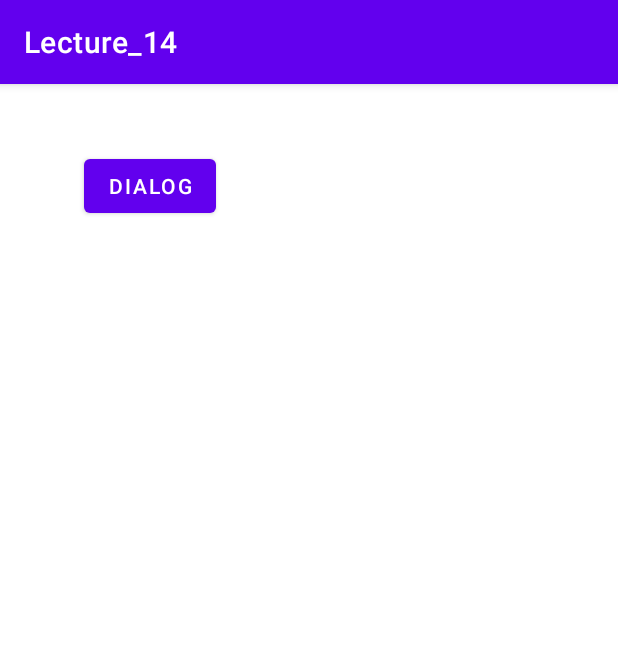
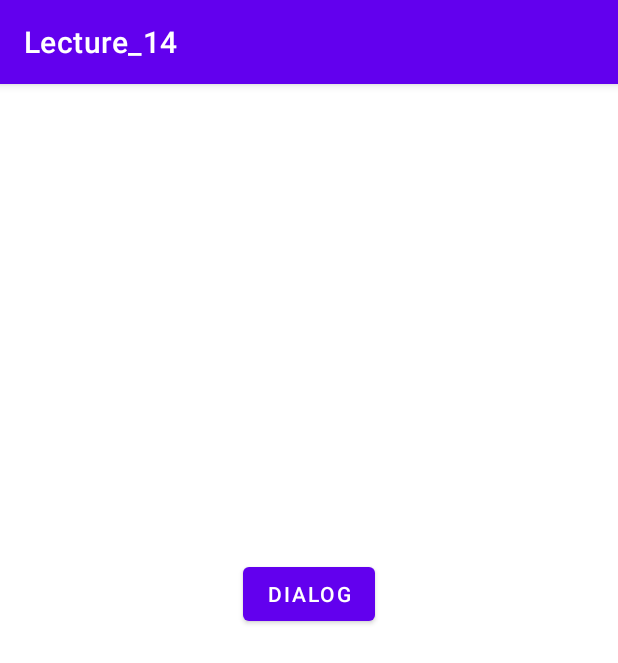
Before and after one commit to xamimran/Mobile_Computing_Progress, an Android app: the screen it shows after launch (MainActivity), on a phone screen of 412 x 824 dp. Shown: the top 663 px of the screen. Run offline under Robolectric (Android 15) with nearby library versions, the phone set to English and light mode, and no system bars.

Commit message:
Finilize The Dialog Message

```diff
--- a/Lecture14Dialog/app/src/main/res/layout/activity_main.xml
+++ b/Lecture14Dialog/app/src/main/res/layout/activity_main.xml
@@ -10,11 +10,10 @@
         android:id="@+id/btnDialog"
         android:layout_width="wrap_content"
         android:layout_height="wrap_content"
-        android:layout_marginStart="56dp"
-        android:layout_marginLeft="56dp"
-        android:layout_marginTop="44dp"
+        android:layout_marginTop="316dp"
+        android:onClick="ShowDialog"
         android:text="Dialog"
-        android:onClick="ShowDialog"
+        app:layout_constraintEnd_toEndOf="parent"
         app:layout_constraintStart_toStartOf="parent"
         app:layout_constraintTop_toTopOf="parent" />
 </androidx.constraintlayout.widget.ConstraintLayout>
```
